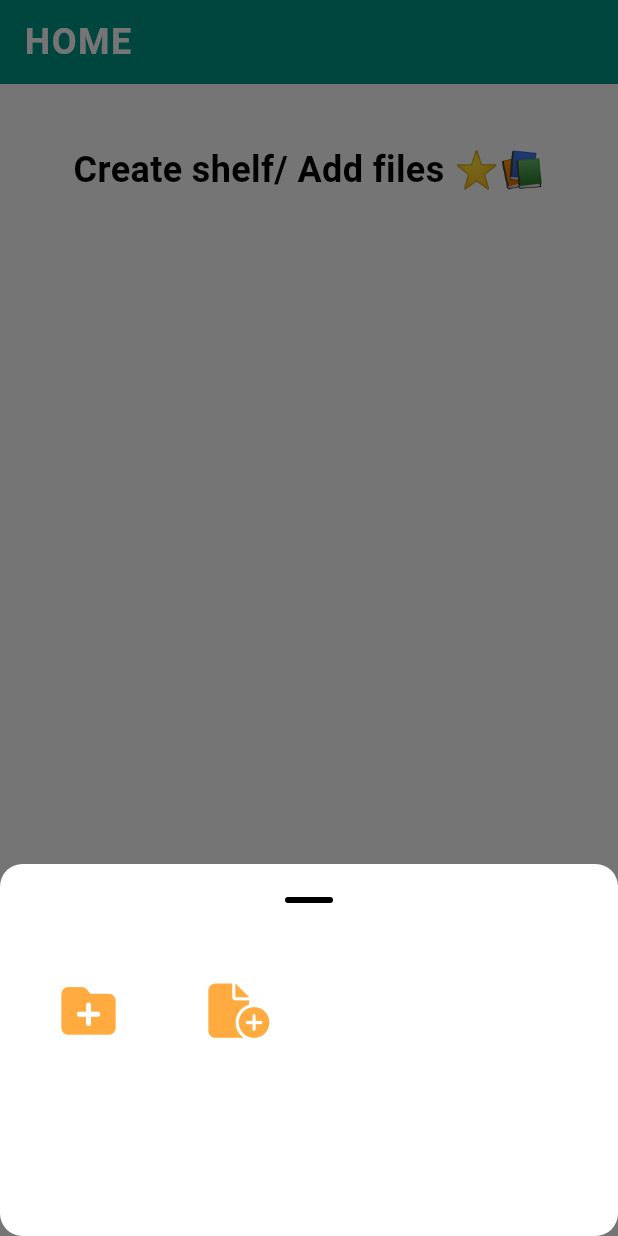
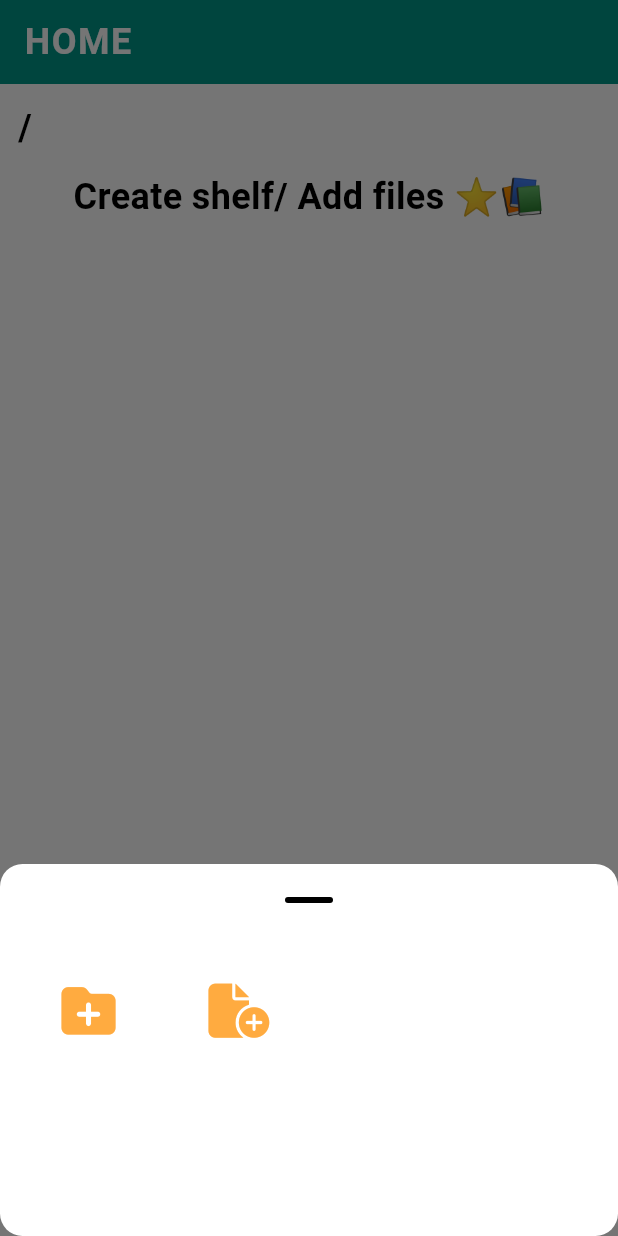
Before and after one commit to vi5hnuu/shelf-app, a Flutter app: the screen it shows after launch, after a tap on an icon or button, on a phone screen of 412 x 824 dp. Run offline on Flutter 3.47's test engine with Material 3 defaults, Android fonts, the phone set to English and light mode, and no system bars; our stand-ins replace bloc, equatable, file_picker, flutter_bloc, flutter_spinkit, flutter_svg and 6 more; accounts and stored records are empty.

Commit message:
path issue fixed

```diff
--- a/lib/widgets/PathView.dart
+++ b/lib/widgets/PathView.dart
@@ -12,6 +12,7 @@ class PathView extends StatelessWidget {
   final Function(String shelfId)? onPathClick;
   final List<Shelf> paths;
   final ScrollController _scrollController = ScrollController();
+  final double fontSize=24;
 
   @override
   Widget build(BuildContext context) {
@@ -25,7 +26,7 @@ class PathView extends StatelessWidget {
       scrollDirection: Axis.horizontal,
       child: Row(mainAxisSize: MainAxisSize.max,
           mainAxisAlignment: MainAxisAlignment.start,
-          children:paths.map((path)=>GestureDetector(onTap: onPathClick==null ? null : ()=>onPathClick!(path.id),
-              child: RichText(text: TextSpan(children: [if(path.title.isNotEmpty) const TextSpan(text: "/",style: TextStyle(color: Colors.black)), TextSpan(text: path.title,style: TextStyle(color: onPathClick!=null ? Colors.blue:Colors.grey))]),))).toList()),);
+          children:paths.length==1 ? [Text("/",style:TextStyle(fontWeight: FontWeight.bold,fontSize: fontSize) ,)] : paths.map((path)=>[if(path!=paths.first) Text("/",style: TextStyle(fontWeight: FontWeight.bold,fontSize: fontSize),), GestureDetector(onTap: onPathClick==null ? null : ()=>onPathClick!(path.id),
+              child: Text(path.title,style: TextStyle(color: onPathClick!=null ? Colors.blue:Colors.grey,fontSize: fontSize)))]).expand((items)=>items).toList()),);
   }
 }
```
